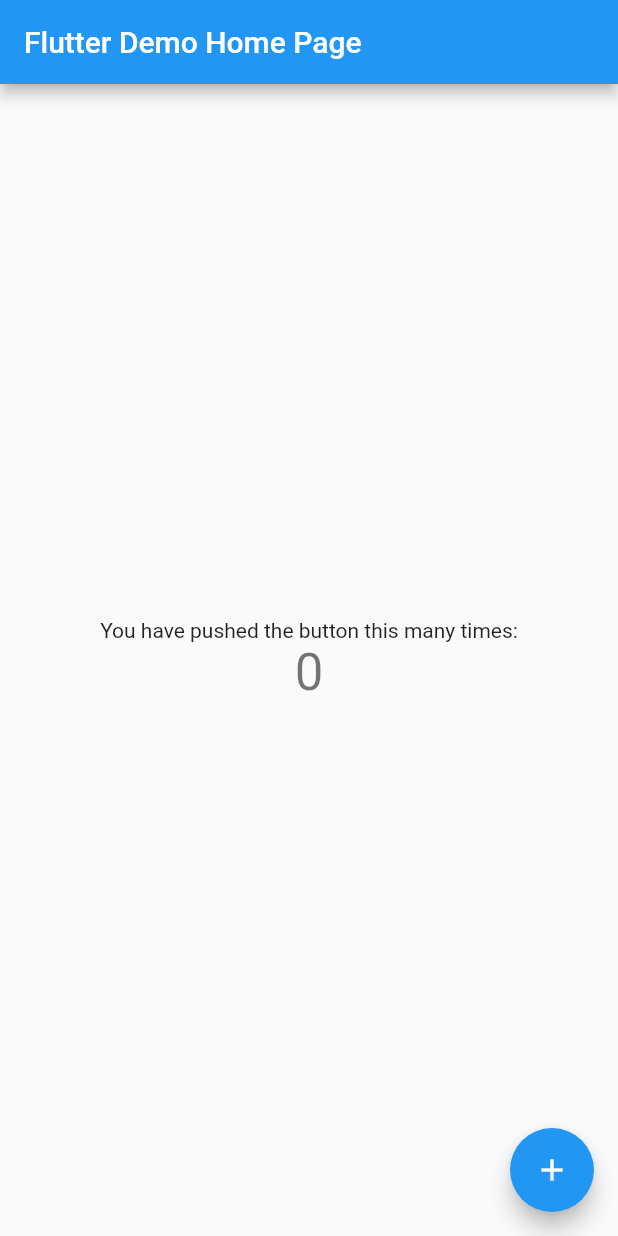
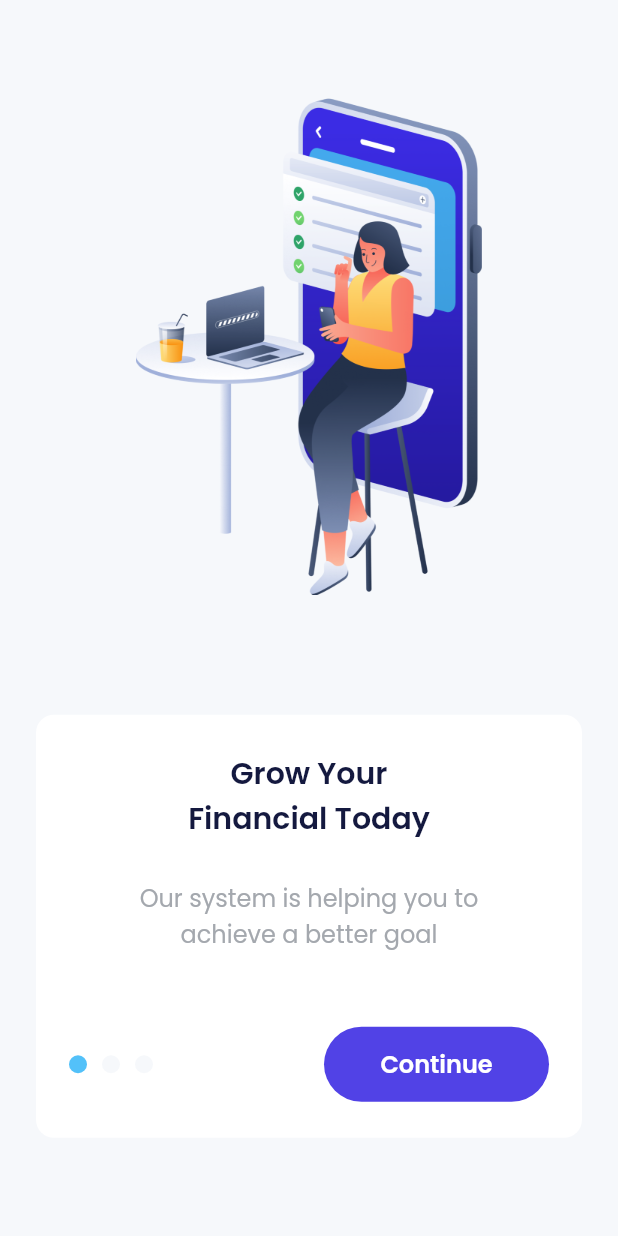
Before and after one commit to frdnhmrf/ewallet_app, a Flutter app: the screen it shows after launch, on a phone screen of 412 x 824 dp. Run offline on Flutter 3.47's test engine with Material 2 defaults, Android fonts, the phone set to English and light mode, and no system bars; drawn by our look-alikes of carousel_slider; our stand-ins replace google_fonts.

Commit message:
onboarding done!

```diff
--- a/lib/main.dart
+++ b/lib/main.dart
@@ -1,115 +1,16 @@
+import 'package:ewallet/ui/pages/splash_page.dart';
 import 'package:flutter/material.dart';
 
-void main() {
-  runApp(const MyApp());
-}
+void main() => runApp(const MyApp());
 
 class MyApp extends StatelessWidget {
   const MyApp({Key? key}) : super(key: key);
 
-  // This widget is the root of your application.
   @override
   Widget build(BuildContext context) {
-    return MaterialApp(
-      title: 'Flutter Demo',
-      theme: ThemeData(
-        // This is the theme of your application.
-        //
-        // Try running your application with "flutter run". You'll see the
-        // application has a blue toolbar. Then, without quitting the app, try
-        // changing the primarySwatch below to Colors.green and then invoke
-        // "hot reload" (press "r" in the console where you ran "flutter run",
-        // or simply save your changes to "hot reload" in a Flutter IDE).
-        // Notice that the counter didn't reset back to zero; the application
-        // is not restarted.
-        primarySwatch: Colors.blue,
-      ),
-      home: const MyHomePage(title: 'Flutter Demo Home Page'),
+    return const MaterialApp(
+      debugShowCheckedModeBanner: false,
+      home: SpalshPage(),
     );
   }
 }
-
-class MyHomePage extends StatefulWidget {
-  const MyHomePage({Key? key, required this.title}) : super(key: key);
-
-  // This widget is the home page of your application. It is stateful, meaning
-  // that it has a State object (defined below) that contains fields that affect
-  // how it looks.
-
-  // This class is the configuration for the state. It holds the values (in this
-  // case the title) provided by the parent (in this case the App widget) and
-  // used by the build method of the State. Fields in a Widget subclass are
-  // always marked "final".
-
-  final String title;
-
-  @override
-  State<MyHomePage> createState() => _MyHomePageState();
-}
-
-class _MyHomePageState extends State<MyHomePage> {
-  int _counter = 0;
-
-  void _incrementCounter() {
-    setState(() {
-      // This call to setState tells the Flutter framework that something has
-      // changed in this State, which causes it to rerun the build method below
-      // so that the display can reflect the updated values. If we changed
-      // _counter without calling setState(), then the build method would not be
-      // called again, and so nothing would appear to happen.
-      _counter++;
-    });
-  }
-
-  @override
-  Widget build(BuildContext context) {
-    // This method is rerun every time setState is called, for instance as done
-    // by the _incrementCounter method above.
-    //
-    // The Flutter framework has been optimized to make rerunning build methods
-    // fast, so that you can just rebuild anything that needs updating rather
-    // than having to individually change instances of widgets.
-    return Scaffold(
-      appBar: AppBar(
-        // Here we take the value from the MyHomePage object that was created by
-        // the App.build method, and use it to set our appbar title.
-        title: Text(widget.title),
-      ),
-      body: Center(
-        // Center is a layout widget. It takes a single child and positions it
-        // in the middle of the parent.
-        child: Column(
-          // Column is also a layout widget. It takes a list of children and
-          // arranges them vertically. By default, it sizes itself to fit its
-          // children horizontally, and tries to be as tall as its parent.
-          //
-          // Invoke "debug painting" (press "p" in the console, choose the
-          // "Toggle Debug Paint" action from the Flutter Inspector in Android
-          // Studio, or the "Toggle Debug Paint" command in Visual Studio Code)
-          // to see the wireframe for each widget.
-          //
-          // Column has various properties to control how it sizes itself and
-          // how it positions its children. Here we use mainAxisAlignment to
-          // center the children vertically; the main axis here is the vertical
-          // axis because Columns are vertical (the cross axis would be
-          // horizontal).
-          mainAxisAlignment: MainAxisAlignment.center,
-          children: <Widget>[
-            const Text(
-              'You have pushed the button this many times:',
-            ),
-            Text(
-              '$_counter',
-              style: Theme.of(context).textTheme.headline4,
-            ),
-          ],
-        ),
-      ),
-      floatingActionButton: FloatingActionButton(
-        onPressed: _incrementCounter,
-        tooltip: 'Increment',
-        child: const Icon(Icons.add),
-      ), // This trailing comma makes auto-formatting nicer for build methods.
-    );
-  }
-}
--- /dev/null
+++ b/lib/shared/shared_theme.dart
@@ -0,0 +1,40 @@
+import 'package:flutter/material.dart';
+import 'package:google_fonts/google_fonts.dart';
+
+Color whiteColor = const Color(0xffFFFFFF);
+Color blackColor = const Color(0xff14193F);
+Color greyColor = const Color(0xffA4A8AE);
+Color lightBackgrounColor = const Color(0xffF6F8FB);
+Color darkBackgroundColor = const Color(0xff020518);
+Color blueColor = const Color(0xff53C1F9);
+Color purpleColor = const Color(0xff5142E6);
+Color greenColor = const Color(0xff22B07D);
+Color numberBackgroundColor = const Color(0xff1A1D2E);
+
+TextStyle blackTextStyle = GoogleFonts.poppins(
+  color: blackColor,
+);
+
+TextStyle whiteTextSyle = GoogleFonts.poppins(
+  color: whiteColor,
+);
+
+TextStyle greyTextStyle = GoogleFonts.poppins(
+  color: greyColor,
+);
+
+TextStyle blueTextStyle = GoogleFonts.poppins(
+  color: blueColor,
+);
+
+TextStyle greenTextStyle = GoogleFonts.poppins(
+  color: greenColor,
+);
+
+FontWeight light = FontWeight.w300;
+FontWeight regular = FontWeight.w400;
+FontWeight medium = FontWeight.w500;
+FontWeight semiBold = FontWeight.w600;
+FontWeight bold = FontWeight.w700;
+FontWeight extraBold = FontWeight.w800;
+FontWeight black = FontWeight.w900;
--- /dev/null
+++ b/lib/ui/pages/onboarding_page.dart
@@ -0,0 +1,199 @@
+import 'package:carousel_slider/carousel_slider.dart';
+import 'package:ewallet/shared/shared_theme.dart';
+import 'package:flutter/material.dart';
+
+class OnboardingPage extends StatefulWidget {
+  const OnboardingPage({Key? key}) : super(key: key);
+
+  @override
+  State<OnboardingPage> createState() => _OnboardingPageState();
+}
+
+class _OnboardingPageState extends State<OnboardingPage> {
+  int currentIndex = 0;
+  CarouselController carouselController = CarouselController();
+
+  List<String> titles = [
+    'Grow Your\nFinancial Today',
+    'Build From\nZero to Freedom',
+    'Start Together'
+  ];
+
+  List<String> subtitles = [
+    'Our system is helping you to\nachieve a better goal',
+    'We provide tips for you so that\nyou can adapt easier',
+    'We will guide you to where\nyou wanted it too'
+  ];
+
+  @override
+  Widget build(BuildContext context) {
+    return Scaffold(
+      backgroundColor: lightBackgrounColor,
+      body: Center(
+        child: Column(
+          mainAxisAlignment: MainAxisAlignment.center,
+          children: [
+            CarouselSlider(
+              carouselController: carouselController,
+              items: [
+                Image.asset(
+                  'assets/image_scene_1.png',
+                  height: 331,
+                ),
+                Image.asset(
+                  'assets/image_scene_2.png',
+                  height: 331,
+                ),
+                Image.asset(
+                  'assets/image_scene_3.png',
+                  height: 331,
+                ),
+              ],
+              options: CarouselOptions(
+                height: 331,
+                viewportFraction: 1,
+                enableInfiniteScroll: false,
+                onPageChanged: (index, reason) => {
+                  setState(() {
+                    currentIndex = index;
+                  })
+                },
+              ),
+            ),
+            const SizedBox(height: 80),
+            Container(
+              margin: const EdgeInsets.symmetric(horizontal: 24),
+              padding: const EdgeInsets.symmetric(
+                vertical: 24,
+                horizontal: 22,
+              ),
+              decoration: BoxDecoration(
+                color: whiteColor,
+                borderRadius: BorderRadius.circular(12),
+              ),
+              child: Column(
+                children: [
+                  Text(
+                    titles[currentIndex],
+                    style: blackTextStyle.copyWith(
+                      fontWeight: semiBold,
+                      fontSize: 20,
+                    ),
+                    textAlign: TextAlign.center,
+                  ),
+                  const SizedBox(height: 26),
+                  Text(
+                    subtitles[currentIndex],
+                    style: greyTextStyle.copyWith(
+                      fontWeight: regular,
+                      fontSize: 16,
+                    ),
+                    textAlign: TextAlign.center,
+                  ),
+                  SizedBox(height: currentIndex == 2 ? 38 : 50),
+                  currentIndex == 2
+                      ? Column(
+                          children: [
+                            SizedBox(
+                              width: double.infinity,
+                              height: 50,
+                              child: TextButton(
+                                  style: TextButton.styleFrom(
+                                    backgroundColor: purpleColor,
+                                    shape: RoundedRectangleBorder(
+                                      borderRadius: BorderRadius.circular(56),
+                                    ),
+                                  ),
+                                  onPressed: () {},
+                                  child: Text(
+                                    'Get Started',
+                                    style: whiteTextSyle.copyWith(
+                                      fontSize: 16,
+                                      fontWeight: semiBold,
+                                    ),
+                                  )),
+                            ),
+                            const SizedBox(height: 20),
+                            SizedBox(
+                              width: double.infinity,
+                              height: 24,
+                              child: TextButton(
+                                  style: TextButton.styleFrom(
+                                      padding: const EdgeInsets.all(0)),
+                                  onPressed: () {},
+                                  child: Text(
+                                    'Sign In',
+                                    style: greyTextStyle.copyWith(
+                                      fontSize: 16,
+                                    ),
+                                  )),
+                            ),
+                          ],
+                        )
+                      : Row(
+                          children: [
+                            Container(
+                              height: 12,
+                              width: 12,
+                              decoration: BoxDecoration(
+                                color: currentIndex == 0
+                                    ? blueColor
+                                    : lightBackgrounColor,
+                                shape: BoxShape.circle,
+                              ),
+                            ),
+                            const SizedBox(width: 10),
+                            Container(
+                              height: 12,
+                              width: 12,
+                              decoration: BoxDecoration(
+                                color: currentIndex == 1
+                                    ? blueColor
+                                    : lightBackgrounColor,
+                                shape: BoxShape.circle,
+                              ),
+                            ),
+                            const SizedBox(width: 10),
+                            Container(
+                              height: 12,
+                              width: 12,
+                              decoration: BoxDecoration(
+                                color: currentIndex == 2
+                                    ? blueColor
+                                    : lightBackgrounColor,
+                                shape: BoxShape.circle,
+                              ),
+                            ),
+                            const Spacer(),
+                            SizedBox(
+                              width: 150,
+                              height: 50,
+                              child: TextButton(
+                                  style: TextButton.styleFrom(
+                                    backgroundColor: purpleColor,
+                                    shape: RoundedRectangleBorder(
+                                      borderRadius: BorderRadius.circular(56),
+                                    ),
+                                  ),
+                                  onPressed: () {
+                                    carouselController.nextPage();
+                                  },
+                                  child: Text(
+                                    'Continue',
+                                    style: whiteTextSyle.copyWith(
+                                      fontSize: 16,
+                                      fontWeight: semiBold,
+                                    ),
+                                  )),
+                            )
+                          ],
+                        )
+                ],
+              ),
+            ),
+          ],
+        ),
+      ),
+    );
+  }
+}
--- /dev/null
+++ b/lib/ui/pages/splash_page.dart
@@ -0,0 +1,48 @@
+import 'dart:async';
+
+import 'package:flutter/material.dart';
+
+import 'Onboarding_page.dart';
+
+class SpalshPage extends StatefulWidget {
+  const SpalshPage({Key? key}) : super(key: key);
+
+  @override
+  State<SpalshPage> createState() => _SpalshPageState();
+}
+
+class _SpalshPageState extends State<SpalshPage> {
+  @override
+  void initState() {
+    super.initState();
+    Timer(const Duration(seconds: 2), () {
+      Navigator.push(
+        context,
+        MaterialPageRoute(
+          builder: (context) => const OnboardingPage(),
+        ),
+      );
+    });
+  }
+
+  @override
+  Widget build(BuildContext context) {
+    return Scaffold(
+      backgroundColor: Colors.black,
+      body: Center(
+        child: Container(
+          width: 155,
+          height: 50,
+          decoration: const BoxDecoration(
+            image: DecorationImage(
+              image: AssetImage(
+                'assets/icon_logo.png',
+              ),
+              fit: BoxFit.cover,
+            ),
+          ),
+        ),
+      ),
+    );
+  }
+}
```
Also changed, not shown: pubspec.yaml (+7 -69 lines), assets/icon_logo.png (added), assets/image_scene_1.png (added), assets/image_scene_2.png (added), assets/image_scene_3.png (added), lib/ui/pages/sign_up_page.dart (added), pubspec.lock, 13 other files.
